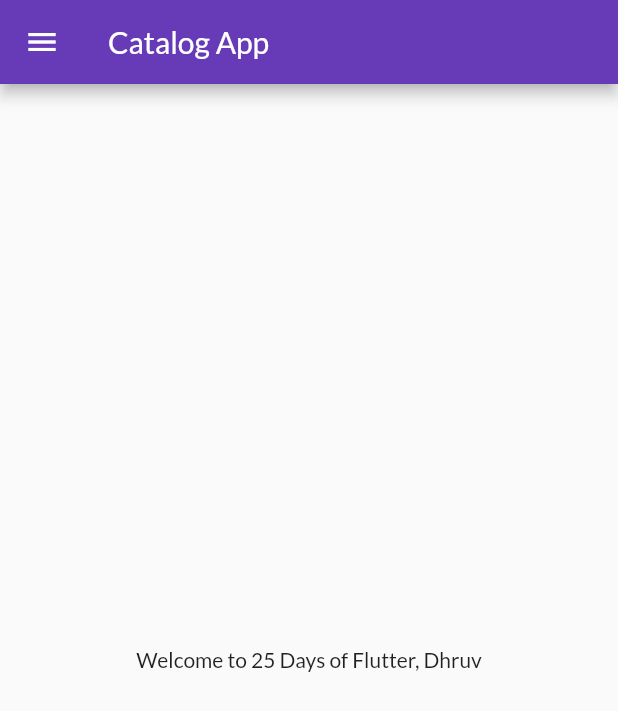
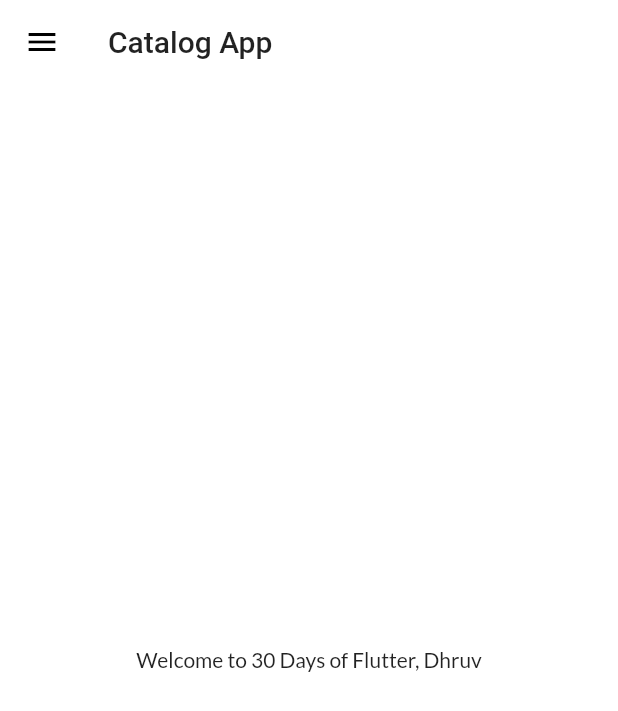
Before and after one commit to DhruvDalal/30daysofflutter, a Flutter app: the screen it shows after launch, on a phone screen of 412 x 824 dp. Shown: the top 711 px of the screen. Run offline on Flutter 3.47's test engine with Material 2 defaults, Android fonts, the phone set to English and light mode, and no system bars; our stand-ins replace google_fonts.

Commit message:
theme extracted

```diff
--- a/lib/Pages/home_page.dart
+++ b/lib/Pages/home_page.dart
@@ -3,7 +3,7 @@ import 'package:flutter_catalog/widgets/drawer.dart';
 
 // ignore: must_be_immutable
 class HomePage extends StatelessWidget {
-  final int days = 25;
+  final int days = 30;
   String name = "Dhruv";
   @override
   Widget build(BuildContext context) {
@@ -13,6 +13,7 @@ class HomePage extends StatelessWidget {
       ),
       drawer: MyDrawer(),
       body: Container(
+        decoration: BoxDecoration(color: Colors.white),
         child: Center(child: Text("Welcome to $days Days of Flutter, $name")),
       ),
     );
--- a/lib/main.dart
+++ b/lib/main.dart
@@ -2,7 +2,7 @@ import 'package:flutter/material.dart';
 import 'package:flutter_catalog/Pages/home_page.dart';
 import 'package:flutter_catalog/Pages/login_page.dart';
 import 'package:flutter_catalog/Utils/routes.dart';
-import 'package:google_fonts/google_fonts.dart';
+import 'package:flutter_catalog/widgets/themes.dart';
 
 void main() {
   runApp(MyApp());
@@ -19,9 +19,8 @@ class MyApp extends StatelessWidget {
     return MaterialApp(
       debugShowCheckedModeBanner: false,
       themeMode: ThemeMode.light,
-      theme: ThemeData(primarySwatch: Colors.deepPurple,fontFamily: GoogleFonts.lato().fontFamily,),
-      // themeMode: ThemeMode.dark,
-      // darkTheme: ThemeData(brightness: Brightness.dark),
+      theme: MyTheme.lightTheme(context),
+      darkTheme: MyTheme.darkTheme(context),
       initialRoute: MyRoutes.homeRoute,
       routes: {
         MyRoutes.loginRoute: (context) => LoginPage(),
--- /dev/null
+++ b/lib/widgets/themes.dart
@@ -0,0 +1,18 @@
+import 'package:flutter/material.dart';
+import 'package:google_fonts/google_fonts.dart';
+
+class MyTheme {
+  static ThemeData lightTheme(BuildContext context) => ThemeData(
+        appBarTheme: AppBarTheme(
+          color: Colors.white,
+          elevation: 0.0,
+          iconTheme: IconThemeData(color: Colors.black),
+          textTheme: Theme.of(context).textTheme,
+        ),
+        primarySwatch: Colors.deepPurple,
+        fontFamily: GoogleFonts.lato().fontFamily,
+      );
+  static ThemeData darkTheme(BuildContext context) => ThemeData(
+    brightness: Brightness.dark
+  );
+}
```
